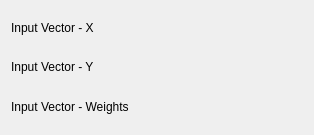
Above: src/plugins/fits/gaussian_weighted/fitgaussian_weightedconfig.ui from Kst-plot/kst before the change. Below: the same form after it.
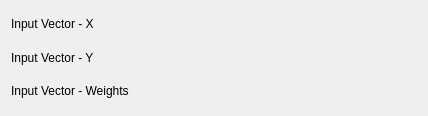
That is the form after the change. Custom widgets are drawn as their Qt base class.

```diff
--- a/src/plugins/fits/gaussian_weighted/fitgaussian_weightedconfig.ui
+++ b/src/plugins/fits/gaussian_weighted/fitgaussian_weightedconfig.ui
@@ -5,10 +5,16 @@
    <rect>
     <x>0</x>
     <y>0</y>
-    <width>314</width>
-    <height>135</height>
+    <width>428</width>
+    <height>116</height>
    </rect>
   </property>
+  <property name="minimumSize" >
+   <size>
+    <width>400</width>
+    <height>0</height>
+   </size>
+  </property>
   <layout class="QVBoxLayout" name="verticalLayout" >
    <item>
     <layout class="QHBoxLayout" name="horizontalLayout_2" >
```
